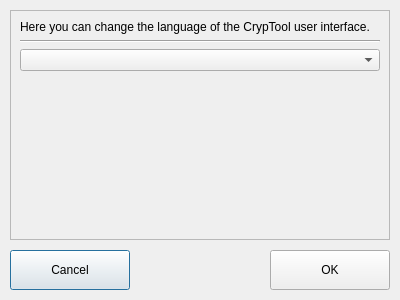
First picture: the form in trunk/Resources/CrypTool/Dialogs/DialogLanguage.ui, repository flomar/QCrypTool, before the edit.
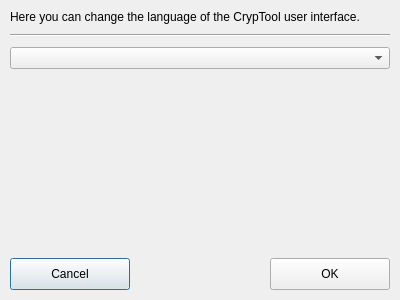
Second picture: the form after the edit.

Commit message: improved user interface, in particular: first draft for the About dialog

Diff of the .ui file:
```diff
--- a/trunk/Resources/CrypTool/Dialogs/DialogLanguage.ui
+++ b/trunk/Resources/CrypTool/Dialogs/DialogLanguage.ui
@@ -25,48 +25,22 @@
   <property name="windowTitle">
    <string>DialogLanguage</string>
   </property>
-  <widget class="QPushButton" name="DialogLanguagePushButtonCancel">
-   <property name="geometry">
-    <rect>
-     <x>10</x>
-     <y>250</y>
-     <width>120</width>
-     <height>40</height>
-    </rect>
+  <layout class="QVBoxLayout" name="verticalLayout_2">
+   <property name="spacing">
+    <number>10</number>
    </property>
-   <property name="text">
-    <string>Cancel</string>
+   <property name="leftMargin">
+    <number>10</number>
    </property>
-  </widget>
-  <widget class="QPushButton" name="DialogLanguagePushButtonOK">
-   <property name="geometry">
-    <rect>
-     <x>270</x>
-     <y>250</y>
-     <width>120</width>
-     <height>40</height>
-    </rect>
+   <property name="topMargin">
+    <number>10</number>
    </property>
-   <property name="text">
-    <string>OK</string>
+   <property name="rightMargin">
+    <number>10</number>
    </property>
-  </widget>
-  <widget class="QFrame" name="DialogLanguageFrame">
-   <property name="geometry">
-    <rect>
-     <x>10</x>
-     <y>10</y>
-     <width>380</width>
-     <height>230</height>
-    </rect>
+   <property name="bottomMargin">
+    <number>10</number>
    </property>
-   <property name="frameShape">
-    <enum>QFrame::StyledPanel</enum>
-   </property>
-   <property name="frameShadow">
-    <enum>QFrame::Raised</enum>
-   </property>
-   <layout class="QVBoxLayout" name="verticalLayout">
     <item>
      <widget class="QLabel" name="DialogLanguageLabelDescription">
       <property name="text">
@@ -103,8 +77,53 @@
       </property>
      </spacer>
     </item>
-   </layout>
-  </widget>
+   <item>
+    <layout class="QHBoxLayout" name="DialogLanguageHorizontalLayoutButtons">
+     <property name="spacing">
+      <number>0</number>
+     </property>
+     <item>
+      <widget class="QPushButton" name="DialogLanguagePushButtonCancel">
+       <property name="minimumSize">
+        <size>
+         <width>120</width>
+         <height>32</height>
+        </size>
+       </property>
+       <property name="text">
+        <string>Cancel</string>
+       </property>
+      </widget>
+     </item>
+     <item>
+      <spacer name="DialogLanguageHorizontalSpacer1">
+       <property name="orientation">
+        <enum>Qt::Horizontal</enum>
+       </property>
+       <property name="sizeHint" stdset="0">
+        <size>
+         <width>40</width>
+         <height>20</height>
+        </size>
+       </property>
+      </spacer>
+     </item>
+     <item>
+      <widget class="QPushButton" name="DialogLanguagePushButtonOK">
+       <property name="minimumSize">
+        <size>
+         <width>120</width>
+         <height>32</height>
+        </size>
+       </property>
+       <property name="text">
+        <string>OK</string>
+       </property>
+      </widget>
+     </item>
+    </layout>
+   </item>
+  </layout>
  </widget>
  <resources/>
  <connections/>
```
Lines whose indentation alone changed are shown as unchanged. The commit also changes 14 other files.
